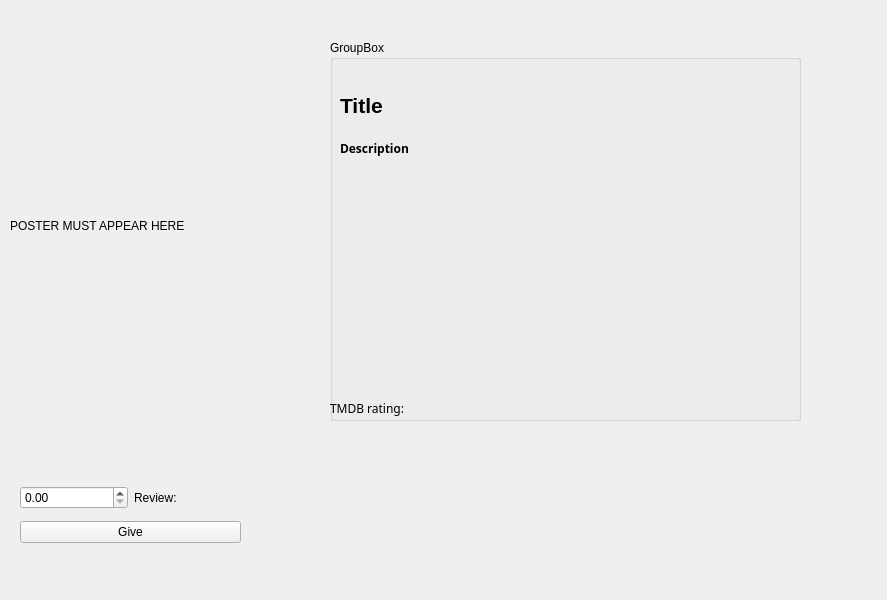
PerryVrajnitorincul26/proiectMCPP, file modules/UI/src/MovieDetails.ui: the form before one commit.
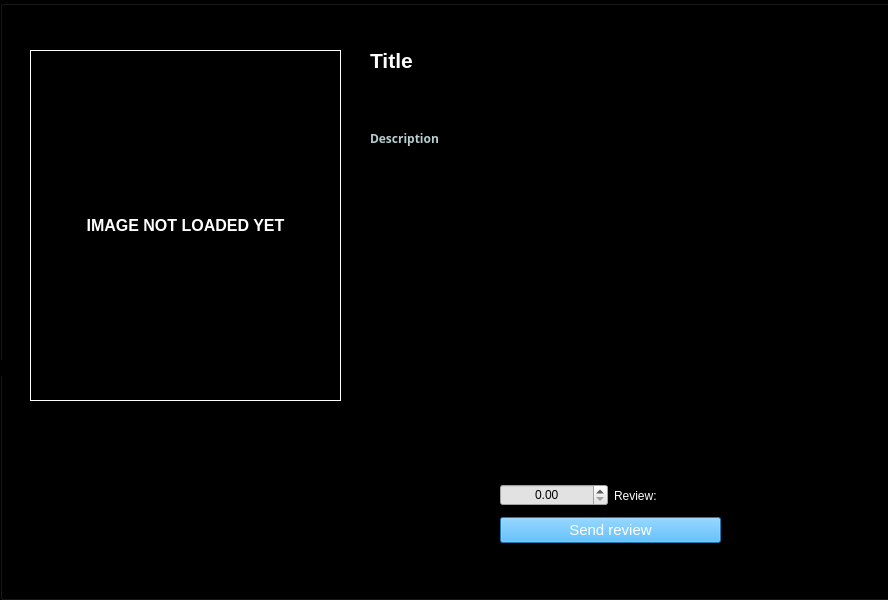
The form after the commit.

Commit message: wome more changes in UI - also organized some code

```diff
--- a/modules/UI/src/MovieDetails.ui
+++ b/modules/UI/src/MovieDetails.ui
@@ -6,7 +6,7 @@
    <rect>
     <x>0</x>
     <y>0</y>
-    <width>887</width>
+    <width>888</width>
     <height>600</height>
    </rect>
   </property>
@@ -19,71 +19,31 @@
   <property name="windowTitle">
    <string>MovieDetails</string>
   </property>
-  <widget class="QWidget" name="verticalLayoutWidget">
-   <property name="geometry">
-    <rect>
-     <x>20</x>
-     <y>480</y>
-     <width>221</width>
-     <height>63</height>
-    </rect>
-   </property>
-   <layout class="QVBoxLayout" name="verticalLayout">
-    <item>
-     <layout class="QHBoxLayout" name="horizontalLayout">
-      <item>
-       <widget class="QDoubleSpinBox" name="doubleSpinBox"/>
-      </item>
-      <item>
-       <widget class="QLabel" name="label">
-        <property name="text">
-         <string>Review:</string>
-        </property>
-       </widget>
-      </item>
-     </layout>
-    </item>
-    <item>
-     <widget class="QPushButton" name="GiveRating">
-      <property name="text">
-       <string>Give</string>
-      </property>
-     </widget>
-    </item>
-   </layout>
-  </widget>
-  <widget class="QLabel" name="posterLabel">
-   <property name="geometry">
-    <rect>
-     <x>10</x>
-     <y>50</y>
-     <width>311</width>
-     <height>351</height>
-    </rect>
-   </property>
-   <property name="text">
-    <string>POSTER MUST APPEAR HERE</string>
-   </property>
-  </widget>
+  <property name="styleSheet">
+   <string notr="true">b</string>
+  </property>
   <widget class="QGroupBox" name="groupBox">
    <property name="geometry">
     <rect>
-     <x>330</x>
-     <y>40</y>
-     <width>471</width>
-     <height>381</height>
+     <x>0</x>
+     <y>0</y>
+     <width>900</width>
+     <height>600</height>
     </rect>
    </property>
+   <property name="styleSheet">
+    <string notr="true">background: #000000</string>
+   </property>
    <property name="title">
-    <string>GroupBox</string>
+    <string/>
    </property>
    <widget class="QLabel" name="titleLabel">
     <property name="geometry">
      <rect>
-      <x>10</x>
-      <y>40</y>
+      <x>370</x>
+      <y>10</y>
       <width>441</width>
-      <height>51</height>
+      <height>101</height>
      </rect>
     </property>
     <property name="font">
@@ -92,6 +52,9 @@
       <bold>true</bold>
      </font>
     </property>
+    <property name="styleSheet">
+     <string notr="true">color: white</string>
+    </property>
     <property name="text">
      <string>Title</string>
     </property>
@@ -99,10 +62,10 @@
    <widget class="QLabel" name="descriptionLabel">
     <property name="geometry">
      <rect>
-      <x>10</x>
-      <y>100</y>
-      <width>441</width>
-      <height>251</height>
+      <x>370</x>
+      <y>130</y>
+      <width>501</width>
+      <height>271</height>
      </rect>
     </property>
     <property name="font">
@@ -111,6 +74,9 @@
       <bold>true</bold>
      </font>
     </property>
+    <property name="styleSheet">
+     <string notr="true">color: #b7cece</string>
+    </property>
     <property name="text">
      <string>Description</string>
     </property>
@@ -136,6 +102,94 @@
      <string>TMDB rating:</string>
     </property>
    </widget>
+   <widget class="QLabel" name="posterLabel">
+    <property name="geometry">
+     <rect>
+      <x>30</x>
+      <y>50</y>
+      <width>311</width>
+      <height>351</height>
+     </rect>
+    </property>
+    <property name="font">
+     <font>
+      <pointsize>12</pointsize>
+      <bold>true</bold>
+     </font>
+    </property>
+    <property name="styleSheet">
+     <string notr="true">border:1px solid white; color: white; </string>
+    </property>
+    <property name="text">
+     <string>IMAGE NOT LOADED YET</string>
+    </property>
+    <property name="alignment">
+     <set>Qt::AlignCenter</set>
+    </property>
+   </widget>
+   <widget class="QWidget" name="verticalLayoutWidget">
+    <property name="geometry">
+     <rect>
+      <x>500</x>
+      <y>480</y>
+      <width>221</width>
+      <height>63</height>
+     </rect>
+    </property>
+    <layout class="QVBoxLayout" name="verticalLayout">
+     <item>
+      <layout class="QHBoxLayout" name="horizontalLayout">
+       <item>
+        <widget class="QDoubleSpinBox" name="doubleSpinBox">
+         <property name="layoutDirection">
+          <enum>Qt::LeftToRight</enum>
+         </property>
+         <property name="styleSheet">
+          <string notr="true">background: #e2e2e2</string>
+         </property>
+         <property name="alignment">
+          <set>Qt::AlignCenter</set>
+         </property>
+         <property name="buttonSymbols">
+          <enum>QAbstractSpinBox::UpDownArrows</enum>
+         </property>
+         <property name="accelerated">
+          <bool>false</bool>
+         </property>
+         <property name="showGroupSeparator" stdset="0">
+          <bool>false</bool>
+         </property>
+        </widget>
+       </item>
+       <item>
+        <widget class="QLabel" name="label">
+         <property name="styleSheet">
+          <string notr="true">color: white</string>
+         </property>
+         <property name="text">
+          <string>Review:</string>
+         </property>
+        </widget>
+       </item>
+      </layout>
+     </item>
+     <item>
+      <widget class="QPushButton" name="GiveRating">
+       <property name="font">
+        <font>
+         <pointsize>11</pointsize>
+        </font>
+       </property>
+       <property name="styleSheet">
+        <string notr="true">background: #2da7f6; color: white;</string>
+       </property>
+       <property name="text">
+        <string>Send review</string>
+       </property>
+      </widget>
+     </item>
+    </layout>
+   </widget>
   </widget>
  </widget>
  <resources/>
```
The commit also changes 6 other files.
